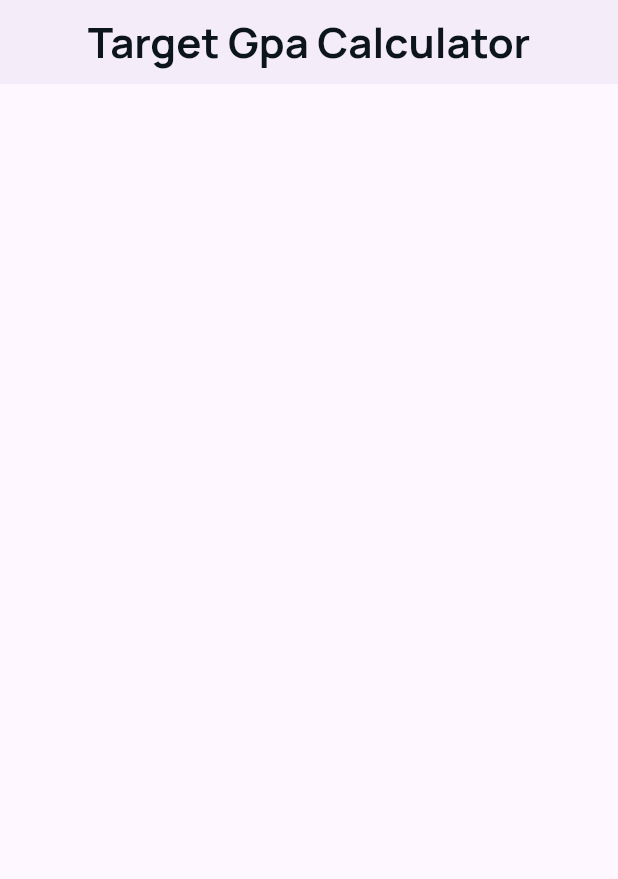
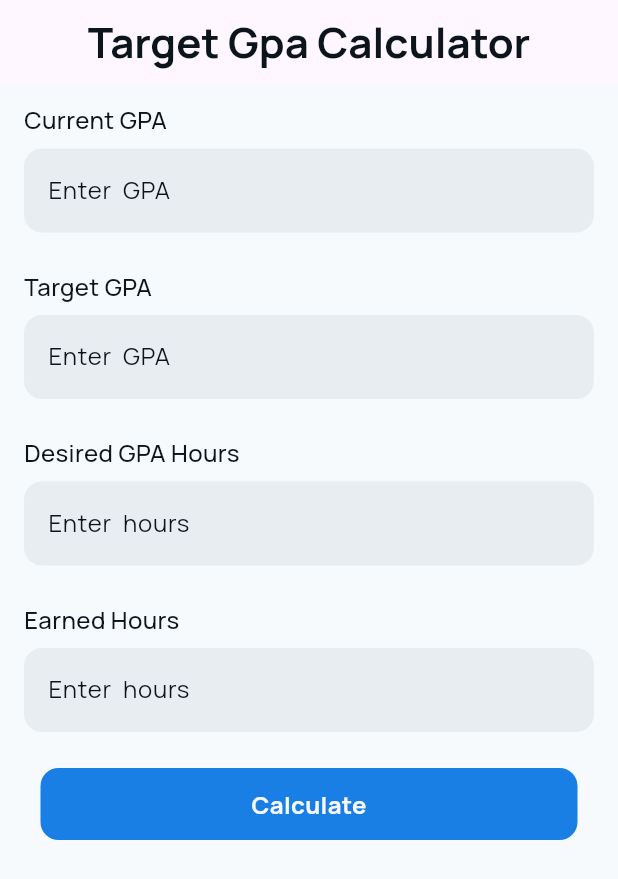
Before and after one commit to peterelia22/target-gpa-calculator, a Flutter app: the screen it shows after launch, on a phone screen of 412 x 824 dp. Shown: the top 879 px of the screen. Run offline on Flutter 3.47's test engine with Material 3 defaults, Android fonts, the phone set to English and light mode, and no system bars.

Commit message:
finish most ui

```diff
--- a/lib/core/utils/styles.dart
+++ b/lib/core/utils/styles.dart
@@ -13,7 +13,6 @@ class Styles {
     fontSize: 16,
     fontFamily: 'Manrope',
     fontWeight: FontWeight.w500,
-    height: 0.09,
   );
   static const TextStyle style16Regular = TextStyle(
     color: Color(0xFF0C141C),
@@ -23,10 +22,9 @@ class Styles {
     height: 0.09,
   );
   static const TextStyle style16Bold = TextStyle(
-    color: Color(0xFF0C141C),
+    color: Color(0xFFF7F9FC),
     fontSize: 16,
     fontFamily: 'Manrope',
     fontWeight: FontWeight.w700,
-    height: 0.09,
   );
 }
--- /dev/null
+++ b/lib/core/widgets/custom_button.dart
@@ -0,0 +1,48 @@
+import 'package:flutter/material.dart';
+
+import '../utils/styles.dart';
+
+class CustomButton extends StatelessWidget {
+  const CustomButton({
+    super.key,
+  });
+
+  @override
+  Widget build(BuildContext context) {
+    return Container(
+      width: 358,
+      height: 48,
+      padding: const EdgeInsets.symmetric(horizontal: 20),
+      clipBehavior: Clip.antiAlias,
+      decoration: ShapeDecoration(
+        color: const Color(0xFF197FE5),
+        shape: RoundedRectangleBorder(
+          borderRadius: BorderRadius.circular(12),
+        ),
+      ),
+      child: Row(
+        mainAxisSize: MainAxisSize.min,
+        mainAxisAlignment: MainAxisAlignment.center,
+        crossAxisAlignment: CrossAxisAlignment.center,
+        children: [
+          Container(
+            clipBehavior: Clip.antiAlias,
+            decoration: const BoxDecoration(),
+            child: const Column(
+              mainAxisSize: MainAxisSize.min,
+              mainAxisAlignment: MainAxisAlignment.start,
+              crossAxisAlignment: CrossAxisAlignment.center,
+              children: [
+                Text(
+                  'Calculate',
+                  textAlign: TextAlign.center,
+                  style: Styles.style16Bold,
+                ),
+              ],
+            ),
+          ),
+        ],
+      ),
+    );
+  }
+}
--- /dev/null
+++ b/lib/core/widgets/custom_text_field.dart
@@ -0,0 +1,43 @@
+import 'package:flutter/material.dart';
+
+import '../utils/styles.dart';
+
+class CustomTextField extends StatelessWidget {
+  final String title;
+  final String hint;
+  const CustomTextField({
+    super.key,
+    required this.title,
+    required this.hint,
+  });
+
+  @override
+  Widget build(BuildContext context) {
+    return Padding(
+      padding: const EdgeInsets.symmetric(horizontal: 16, vertical: 12),
+      child: Column(
+        crossAxisAlignment: CrossAxisAlignment.start,
+        children: [
+          Text(
+            title,
+            style: Styles.style16Medium,
+          ),
+          const SizedBox(height: 8.0),
+          TextField(
+            decoration: InputDecoration(
+              hintText: hint,
+              hintStyle: Styles.style16Regular,
+              filled: true,
+              fillColor: const Color(0xffe8edf2),
+              border: OutlineInputBorder(
+                borderRadius: BorderRadius.circular(12.0),
+                borderSide: BorderSide.none,
+              ),
+            ),
+            keyboardType: const TextInputType.numberWithOptions(decimal: true),
+          ),
+        ],
+      ),
+    );
+  }
+}
--- a/lib/features/target gpa calculator feature/presentation/views/home_view.dart
+++ b/lib/features/target gpa calculator feature/presentation/views/home_view.dart
@@ -1,5 +1,6 @@
 import 'package:flutter/material.dart';
 import 'package:target_gpa_calculator_pedro/core/utils/styles.dart';
+import 'package:target_gpa_calculator_pedro/features/target%20gpa%20calculator%20feature/presentation/views/widgets/home_view_body.dart';
 
 class HomeView extends StatelessWidget {
   const HomeView({super.key});
@@ -7,11 +8,13 @@ class HomeView extends StatelessWidget {
   @override
   Widget build(BuildContext context) {
     return Scaffold(
+      backgroundColor: Color(0xfff7fafc),
       appBar: AppBar(
-        elevation: 2,
+        elevation: 0,
         centerTitle: true,
         title: const Text('Target Gpa Calculator', style: Styles.style28),
       ),
+      body: const HomeViewBody(),
     );
   }
 }
--- /dev/null
+++ b/lib/features/target gpa calculator feature/presentation/views/widgets/custom_modal_bottom_sheet.dart
@@ -0,0 +1,10 @@
+import 'package:flutter/material.dart';
+
+class CustomModalBottomSheet extends StatelessWidget {
+  const CustomModalBottomSheet({super.key});
+
+  @override
+  Widget build(BuildContext context) {
+    return Scaffold();
+  }
+}
--- /dev/null
+++ b/lib/features/target gpa calculator feature/presentation/views/widgets/home_view_body.dart
@@ -0,0 +1,48 @@
+import 'package:flutter/material.dart';
+import 'package:target_gpa_calculator_pedro/core/utils/styles.dart';
+
+import '../../../../../core/widgets/custom_button.dart';
+import '../../../../../core/widgets/custom_text_field.dart';
+import 'custom_modal_bottom_sheet.dart';
+
+class HomeViewBody extends StatelessWidget {
+  const HomeViewBody({super.key});
+
+  @override
+  Widget build(BuildContext context) {
+    return Column(
+      children: [
+        CustomTextField(
+          title: 'Current GPA',
+          hint: 'Enter  GPA',
+        ),
+        CustomTextField(
+          title: 'Target GPA',
+          hint: 'Enter  GPA',
+        ),
+        CustomTextField(
+          title: 'Desired GPA Hours',
+          hint: 'Enter  hours',
+        ),
+        CustomTextField(
+          title: 'Earned Hours',
+          hint: 'Enter  hours',
+        ),
+        SizedBox(
+          height: 12,
+        ),
+        GestureDetector(
+            onTap: () {
+              showModalBottomSheet(
+                  shape: RoundedRectangleBorder(
+                      borderRadius: BorderRadius.circular(25)),
+                  context: context,
+                  builder: (context) {
+                    return const CustomModalBottomSheet();
+                  });
+            },
+            child: CustomButton())
+      ],
+    );
+  }
+}
```
